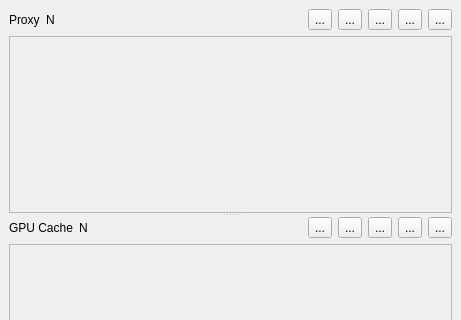
Qt form ui/main.ui (iceanimations/proxyCacheSwitch) before a commit; both pictures show x 0 to 461 and y 0 to 320 of the 461 by 484 pixel window.
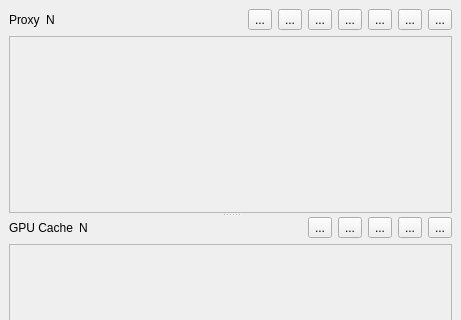
The same form after that commit.

Commit message: PM and BB buttons added

Patch:
```diff
--- a/ui/main.ui
+++ b/ui/main.ui
@@ -57,6 +57,26 @@
             </property>
            </spacer>
           </item>
+          <item>
+           <widget class="QToolButton" name="pmButton">
+            <property name="toolTip">
+             <string>Preview Mesh</string>
+            </property>
+            <property name="text">
+             <string>...</string>
+            </property>
+           </widget>
+          </item>
+          <item>
+           <widget class="QToolButton" name="bbButton">
+            <property name="toolTip">
+             <string>Bounding Box</string>
+            </property>
+            <property name="text">
+             <string>...</string>
+            </property>
+           </widget>
+          </item>
           <item>
            <widget class="QToolButton" name="proxyHLButton">
             <property name="toolTip">
```
The commit also changes 3 other files.
